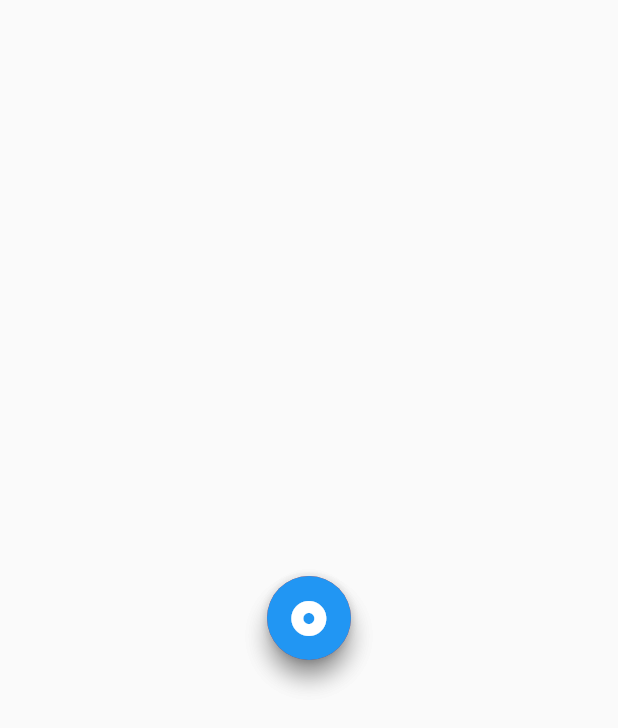
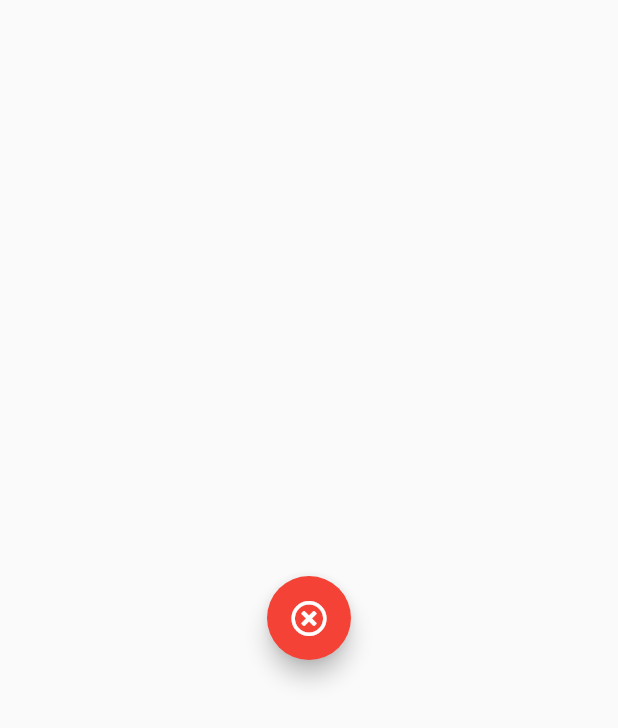
Before and after one commit to sherlockbeard/animation, a Flutter app: the screen it shows after launch, on a phone screen of 412 x 824 dp. Shown: the top 728 px of the screen. Run offline on Flutter 3.47's test engine with Material 2 defaults, Android fonts, the phone set to English and light mode, and no system bars; our stand-ins replace font_awesome_flutter.

Commit message:
Update main.dart

```diff
--- a/lib/main.dart
+++ b/lib/main.dart
@@ -45,7 +45,15 @@ class _RadicalMenu extends State<RadicalMenu>
 
 class RadicalAnimation extends StatelessWidget {
   final AnimationController controller;
-  RadicalAnimation({Key key, this.controller}) : super(key: key);
+  RadicalAnimation({Key key, this.controller})
+      : scale = Tween<double>(
+          begin: 1.5,
+          end: 0.0,
+        ).animate(
+          CurvedAnimation(parent: controller, curve: Curves.fastOutSlowIn),
+        ),
+        super(key: key);
+  final Animation<double> scale;
   build(context) {
     return AnimatedBuilder(
       animation: controller,
@@ -53,15 +61,20 @@ class RadicalAnimation extends StatelessWidget {
         return Stack(
           alignment: Alignment.center,
           children: [
-            FloatingActionButton(
-              child: Icon(FontAwesomeIcons.timesCircle),
-              onPressed: _close(),
-              backgroundColor: Colors.red,
+            Transform.scale(
+              scale: scale.value - 1,
+              child: FloatingActionButton(
+                child: Icon(FontAwesomeIcons.timesCircle),
+                onPressed: _close(),
+                backgroundColor: Colors.red,
+              ),
             ),
-            FloatingActionButton(
-              child: Icon(FontAwesomeIcons.solidDotCircle),
-              onPressed: _open(),
-            )
+            Transform.scale(
+                scale: scale.value,
+                child: FloatingActionButton(
+                  child: Icon(FontAwesomeIcons.solidDotCircle),
+                  onPressed: _open(),
+                ),)
           ],
         );
       },
```
